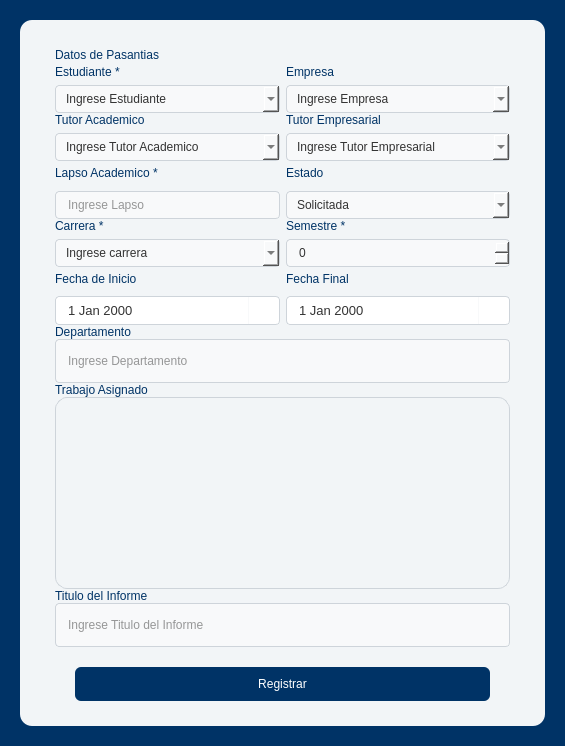
Above: UI/new_pasante.ui from AlexING-7/Gestion_Pasantes before the change. Below: the same form after it.
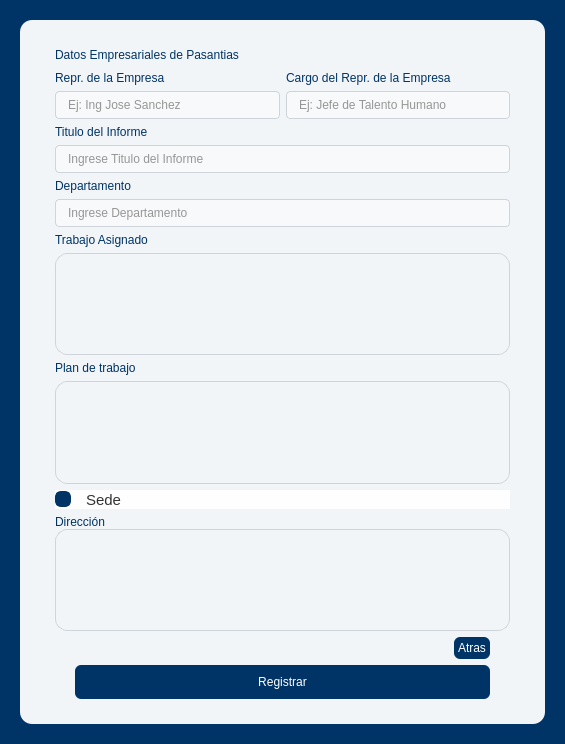
That is the form after the change.

```diff
--- a/UI/new_pasante.ui
+++ b/UI/new_pasante.ui
@@ -7,7 +7,7 @@
     <x>0</x>
     <y>0</y>
     <width>565</width>
-    <height>746</height>
+    <height>744</height>
    </rect>
   </property>
   <property name="windowTitle">
@@ -121,10 +121,7 @@
         <property name="frameShadow">
          <enum>QFrame::Shadow::Raised</enum>
         </property>
-        <layout class="QVBoxLayout" name="verticalLayout_4">
-         <property name="spacing">
-          <number>0</number>
-         </property>
+        <layout class="QVBoxLayout" name="verticalLayout_21">
          <property name="leftMargin">
           <number>35</number>
          </property>
@@ -136,6 +133,35 @@
          </property>
          <property name="bottomMargin">
           <number>25</number>
+         </property>
+         <item>
+          <widget class="QStackedWidget" name="stackedWidget">
+           <property name="styleSheet">
+            <string notr="true">#stackedWidget{
+background-color: transparent;}</string>
+           </property>
+           <property name="currentIndex">
+            <number>1</number>
+           </property>
+           <widget class="QWidget" name="page">
+            <property name="styleSheet">
+             <string notr="true">#page{
+background-color: transparent;
+}
+</string>
+            </property>
+            <layout class="QVBoxLayout" name="verticalLayout_9" stretch="1,1,1,1,1,1,8,1">
+             <property name="leftMargin">
+              <number>0</number>
+             </property>
+             <property name="topMargin">
+              <number>0</number>
+             </property>
+             <property name="rightMargin">
+              <number>0</number>
+             </property>
+             <property name="bottomMargin">
+              <number>0</number>
          </property>
          <item>
           <layout class="QHBoxLayout" name="horizontalLayout_8">
@@ -516,6 +542,229 @@
           </layout>
          </item>
          <item>
+              <spacer name="verticalSpacer">
+               <property name="orientation">
+                <enum>Qt::Orientation::Vertical</enum>
+               </property>
+               <property name="sizeHint" stdset="0">
+                <size>
+                 <width>20</width>
+                 <height>130</height>
+                </size>
+               </property>
+              </spacer>
+             </item>
+             <item>
+              <layout class="QHBoxLayout" name="horizontalLayout_7">
+               <item>
+                <spacer name="horizontalSpacer">
+                 <property name="orientation">
+                  <enum>Qt::Orientation::Horizontal</enum>
+                 </property>
+                 <property name="sizeHint" stdset="0">
+                  <size>
+                   <width>40</width>
+                   <height>20</height>
+                  </size>
+                 </property>
+                </spacer>
+               </item>
+               <item>
+                <widget class="QPushButton" name="btnSiguiente">
+                 <property name="cursor">
+                  <cursorShape>PointingHandCursor</cursorShape>
+                 </property>
+                 <property name="styleSheet">
+                  <string notr="true">
+QPushButton{
+	background-color: rgb(0, 51, 102);
+	border: none;
+    border-radius: 6px;
+	font: 400 14pt &quot;Segoe UI&quot;;
+	color: rgb(255, 255, 255);
+	margin-left:20px;
+	margin-right:20px;
+	padding:4px;
+ }
+
+
+QPushButton:hover {
+    background-color: #004a99;
+}
+</string>
+                 </property>
+                 <property name="text">
+                  <string>Siguiente</string>
+                 </property>
+                </widget>
+               </item>
+              </layout>
+             </item>
+            </layout>
+           </widget>
+           <widget class="QWidget" name="page_2">
+            <property name="styleSheet">
+             <string notr="true">#page_2{
+background-color: transparent;
+}</string>
+            </property>
+            <layout class="QVBoxLayout" name="verticalLayout_20">
+             <property name="leftMargin">
+              <number>0</number>
+             </property>
+             <property name="topMargin">
+              <number>0</number>
+             </property>
+             <property name="rightMargin">
+              <number>0</number>
+             </property>
+             <property name="bottomMargin">
+              <number>0</number>
+             </property>
+             <item>
+              <layout class="QHBoxLayout" name="horizontalLayout_9">
+               <item>
+                <widget class="QLabel" name="email_label_3">
+                 <property name="styleSheet">
+                  <string notr="true">QLabel{
+	color: rgb(0, 51, 102);
+	background-color: transparent;
+	font: 18pt &quot;Segoe UI&quot;;
+}</string>
+                 </property>
+                 <property name="text">
+                  <string>Datos Empresariales de Pasantias</string>
+                 </property>
+                </widget>
+               </item>
+               <item>
+                <spacer name="horizontalSpacer_4">
+                 <property name="orientation">
+                  <enum>Qt::Orientation::Horizontal</enum>
+                 </property>
+                 <property name="sizeHint" stdset="0">
+                  <size>
+                   <width>40</width>
+                   <height>20</height>
+                  </size>
+                 </property>
+                </spacer>
+               </item>
+              </layout>
+             </item>
+             <item>
+              <layout class="QHBoxLayout" name="horizontalLayout_6">
+               <item>
+                <layout class="QVBoxLayout" name="verticalLayout_4">
+                 <item>
+                  <widget class="QLabel" name="primernombre_label_5">
+                   <property name="text">
+                    <string>Repr. de la Empresa </string>
+                   </property>
+                  </widget>
+                 </item>
+                 <item>
+                  <widget class="QLineEdit" name="repr_input">
+                   <property name="enabled">
+                    <bool>true</bool>
+                   </property>
+                   <property name="sizePolicy">
+                    <sizepolicy hsizetype="Expanding" vsizetype="Expanding">
+                     <horstretch>0</horstretch>
+                     <verstretch>0</verstretch>
+                    </sizepolicy>
+                   </property>
+                   <property name="styleSheet">
+                    <string notr="true"/>
+                   </property>
+                   <property name="echoMode">
+                    <enum>QLineEdit::EchoMode::Normal</enum>
+                   </property>
+                   <property name="readOnly">
+                    <bool>false</bool>
+                   </property>
+                   <property name="placeholderText">
+                    <string>Ej: Ing Jose Sanchez</string>
+                   </property>
+                  </widget>
+                 </item>
+                </layout>
+               </item>
+               <item>
+                <layout class="QVBoxLayout" name="verticalLayout_6">
+                 <item>
+                  <widget class="QLabel" name="primernombre_label_6">
+                   <property name="text">
+                    <string>Cargo del Repr. de la Empresa </string>
+                   </property>
+                  </widget>
+                 </item>
+                 <item>
+                  <widget class="QLineEdit" name="cargo_repr_input">
+                   <property name="enabled">
+                    <bool>true</bool>
+                   </property>
+                   <property name="sizePolicy">
+                    <sizepolicy hsizetype="Expanding" vsizetype="Expanding">
+                     <horstretch>0</horstretch>
+                     <verstretch>0</verstretch>
+                    </sizepolicy>
+                   </property>
+                   <property name="styleSheet">
+                    <string notr="true"/>
+                   </property>
+                   <property name="echoMode">
+                    <enum>QLineEdit::EchoMode::Normal</enum>
+                   </property>
+                   <property name="readOnly">
+                    <bool>false</bool>
+                   </property>
+                   <property name="placeholderText">
+                    <string>Ej: Jefe de Talento Humano</string>
+                   </property>
+                  </widget>
+                 </item>
+                </layout>
+               </item>
+              </layout>
+             </item>
+             <item>
+              <layout class="QVBoxLayout" name="verticalLayout_5">
+               <item>
+                <widget class="QLabel" name="primernombre_label_4">
+                 <property name="text">
+                  <string>Titulo del Informe</string>
+                 </property>
+                </widget>
+               </item>
+               <item>
+                <widget class="QLineEdit" name="titulo_input">
+                 <property name="enabled">
+                  <bool>true</bool>
+                 </property>
+                 <property name="sizePolicy">
+                  <sizepolicy hsizetype="Expanding" vsizetype="Expanding">
+                   <horstretch>0</horstretch>
+                   <verstretch>0</verstretch>
+                  </sizepolicy>
+                 </property>
+                 <property name="styleSheet">
+                  <string notr="true"/>
+                 </property>
+                 <property name="echoMode">
+                  <enum>QLineEdit::EchoMode::Normal</enum>
+                 </property>
+                 <property name="readOnly">
+                  <bool>false</bool>
+                 </property>
+                 <property name="placeholderText">
+                  <string>Ingrese Titulo del Informe</string>
+                 </property>
+                </widget>
+               </item>
+              </layout>
+             </item>
+             <item>
           <layout class="QVBoxLayout" name="verticalLayout_3">
            <item>
             <widget class="QLabel" name="primernombre_label_3">
@@ -574,53 +823,158 @@
           </layout>
          </item>
          <item>
-          <layout class="QVBoxLayout" name="verticalLayout_5">
+              <layout class="QVBoxLayout" name="verticalLayout_7">
            <item>
-            <widget class="QLabel" name="primernombre_label_4">
+                <widget class="QLabel" name="primernombre_label_7">
              <property name="text">
-              <string>Titulo del Informe</string>
+                  <string>Plan de trabajo</string>
              </property>
             </widget>
            </item>
            <item>
-            <widget class="QLineEdit" name="titulo_input">
-             <property name="enabled">
+                <widget class="QPlainTextEdit" name="plan_input">
+                 <property name="styleSheet">
+                  <string notr="true">QPlainTextEdit{
+	background-color: transparent;
+	border:1px solid #ced4da;
+}
+</string>
+                 </property>
+                </widget>
+               </item>
+              </layout>
+             </item>
+             <item>
+              <widget class="QCheckBox" name="checkBox">
+               <property name="styleSheet">
+                <string notr="true">QCheckBox { spacing: 15px; font-size: 15px; }
+
+QCheckBox::indicator {
+ width: 12px; height: 12px;
+ border: 2px solid #555; border-radius: 6px;
+ background: #2b2b2b;
+}
+
+QCheckBox::indicator:checked {
+                background-color: #003366; border-color: #003366;
+            }
+</string>
+               </property>
+               <property name="text">
+                <string>Sede</string>
+               </property>
+               <property name="checked">
               <bool>true</bool>
              </property>
-             <property name="sizePolicy">
-              <sizepolicy hsizetype="Expanding" vsizetype="Expanding">
-               <horstretch>0</horstretch>
-               <verstretch>0</verstretch>
-              </sizepolicy>
-             </property>
-             <property name="styleSheet">
-              <string notr="true"/>
-             </property>
-             <property name="echoMode">
-              <enum>QLineEdit::EchoMode::Normal</enum>
-             </property>
-             <property name="readOnly">
+               <property name="tristate">
               <bool>false</bool>
              </property>
-             <property name="placeholderText">
-              <string>Ingrese Titulo del Informe</string>
-             </property>
-            </widget>
-           </item>
-          </layout>
-         </item>
+              </widget>
+             </item>
+             <item>
+              <widget class="QFrame" name="frame">
+               <property name="styleSheet">
+                <string notr="true">#frame{
+	background-color:transparent;
+}</string>
+               </property>
+               <property name="frameShape">
+                <enum>QFrame::Shape::StyledPanel</enum>
+               </property>
+               <property name="frameShadow">
+                <enum>QFrame::Shadow::Raised</enum>
+               </property>
+               <layout class="QGridLayout" name="gridLayout_2">
+                <property name="leftMargin">
+                 <number>0</number>
+                </property>
+                <property name="topMargin">
+                 <number>0</number>
+                </property>
+                <property name="rightMargin">
+                 <number>0</number>
+                </property>
+                <property name="bottomMargin">
+                 <number>0</number>
+                </property>
+                <property name="spacing">
+                 <number>0</number>
+                </property>
+                <item row="0" column="0">
+                 <layout class="QVBoxLayout" name="verticalLayout_8">
+                  <item>
+                   <widget class="QLabel" name="primernombre_label_8">
+                    <property name="text">
+                     <string>Dirección</string>
+                    </property>
+                   </widget>
+                  </item>
+                  <item>
+                   <widget class="QPlainTextEdit" name="direccion_input">
+                    <property name="styleSheet">
+                     <string notr="true">QPlainTextEdit{
+	background-color: transparent;
+	border:1px solid #ced4da;
+}
+</string>
+                    </property>
+                   </widget>
+                  </item>
+                 </layout>
+                </item>
+               </layout>
+              </widget>
+             </item>
          <item>
-          <spacer name="horizontalSpacer_4">
+              <layout class="QHBoxLayout" name="horizontalLayout_10">
+               <item>
+                <spacer name="horizontalSpacer_2">
            <property name="orientation">
             <enum>Qt::Orientation::Horizontal</enum>
            </property>
            <property name="sizeHint" stdset="0">
             <size>
-             <width>452</width>
+                   <width>40</width>
              <height>20</height>
             </size>
            </property>
           </spacer>
+               </item>
+               <item>
+                <widget class="QPushButton" name="btnAtras">
+                 <property name="cursor">
+                  <cursorShape>PointingHandCursor</cursorShape>
+                 </property>
+                 <property name="styleSheet">
+                  <string notr="true">
+QPushButton{
+	background-color: rgb(0, 51, 102);
+	border: none;
+    border-radius: 6px;
+	font: 400 14pt &quot;Segoe UI&quot;;
+	color: rgb(255, 255, 255);
+	margin-left:20px;
+	margin-right:20px;
+	padding:4px;
+
+ }
+
+
+QPushButton:hover {
+    background-color: #004a99;
+}
+</string>
+                 </property>
+                 <property name="text">
+                  <string>Atras</string>
+                 </property>
+                </widget>
+               </item>
+              </layout>
+             </item>
+            </layout>
+           </widget>
+          </widget>
          </item>
          <item>
           <widget class="QPushButton" name="RegistrarButton">
```
Lines whose indentation alone changed are shown as unchanged.
